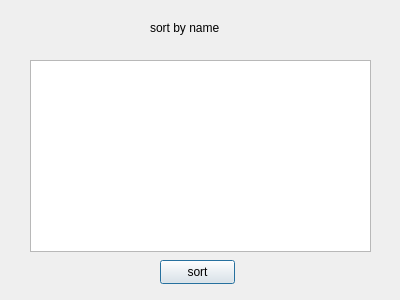
First picture: the form in dialog_sort_organs.ui, repository annishelion/ap-projet, before the edit.
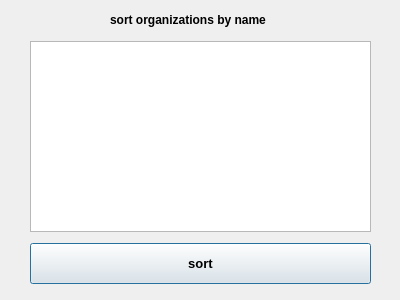
Second picture: the form after the edit.

Diff of the .ui file:
```diff
--- a/dialog_sort_organs.ui
+++ b/dialog_sort_organs.ui
@@ -17,34 +17,45 @@
    <property name="geometry">
     <rect>
      <x>30</x>
-     <y>60</y>
+     <y>41</y>
      <width>341</width>
-     <height>192</height>
+     <height>191</height>
     </rect>
    </property>
   </widget>
   <widget class="QLabel" name="label">
    <property name="geometry">
     <rect>
-     <x>150</x>
-     <y>20</y>
-     <width>81</width>
-     <height>16</height>
+     <x>110</x>
+     <y>10</y>
+     <width>191</width>
+     <height>20</height>
     </rect>
    </property>
+   <property name="font">
+    <font>
+     <bold>true</bold>
+    </font>
+   </property>
    <property name="text">
-    <string>sort by name</string>
+    <string>sort organizations by name</string>
    </property>
   </widget>
   <widget class="QPushButton" name="pushButton">
    <property name="geometry">
     <rect>
-     <x>160</x>
-     <y>260</y>
-     <width>75</width>
-     <height>24</height>
+     <x>30</x>
+     <y>243</y>
+     <width>341</width>
+     <height>41</height>
     </rect>
    </property>
+   <property name="font">
+    <font>
+     <pointsize>10</pointsize>
+     <bold>true</bold>
+    </font>
+   </property>
    <property name="text">
     <string>sort</string>
    </property>
```
